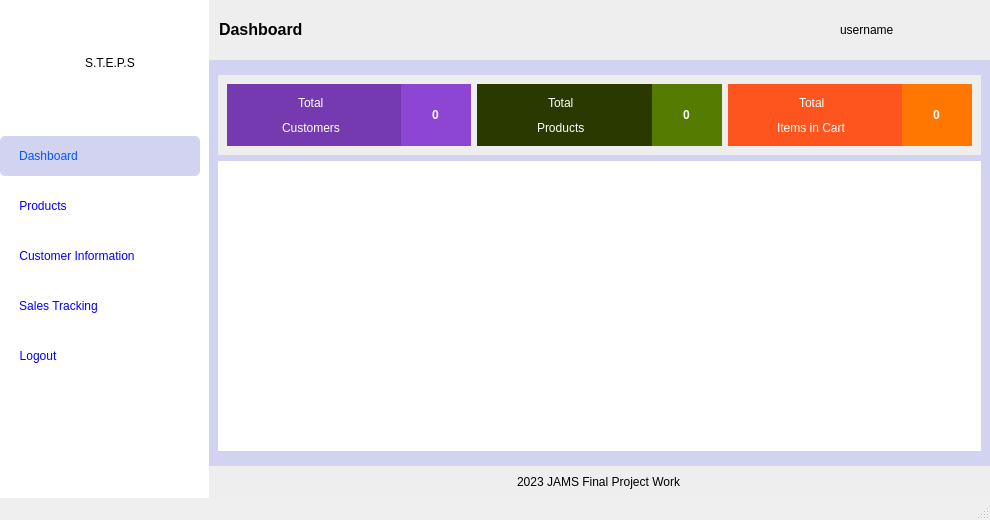
Before: the Qt Designer form UIs/sales_dashboard.ui in Code-ed381/Sales-App, drawn with Qt 5.
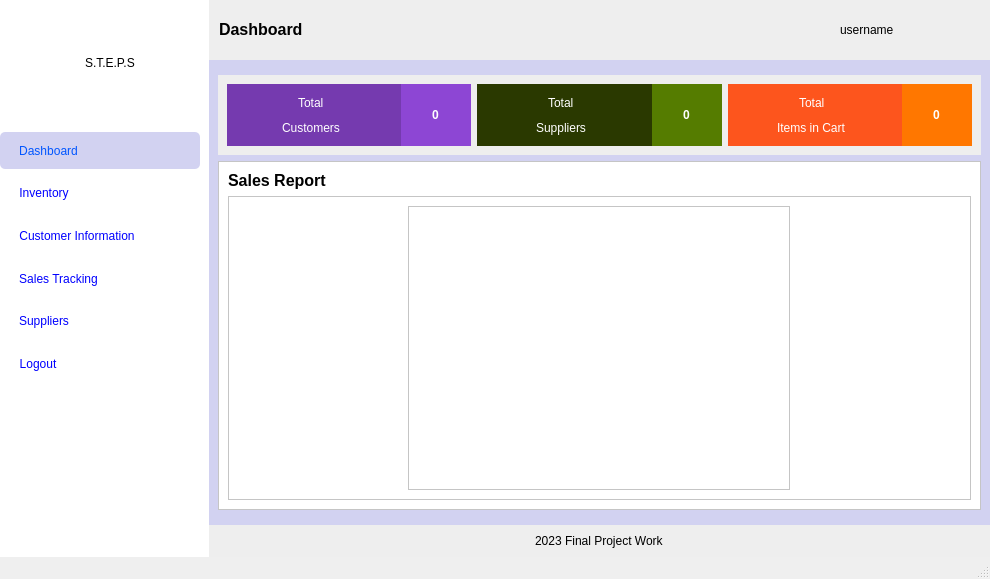
After: the same form once the commit is applied. Icons and pictures are not drawn. Custom widgets are drawn as their Qt base class.

What changed in the file:
```diff
--- a/UIs/sales_dashboard.ui
+++ b/UIs/sales_dashboard.ui
@@ -7,7 +7,7 @@
     <x>0</x>
     <y>0</y>
     <width>990</width>
-    <height>520</height>
+    <height>579</height>
    </rect>
   </property>
   <property name="windowTitle">
@@ -239,7 +239,7 @@
 color: rgb(0, 0, 255);</string>
                </property>
                <property name="text">
-                <string>Products</string>
+                <string>Inventory</string>
                </property>
                <property name="icon">
                 <iconset>
@@ -340,6 +340,45 @@
             </layout>
            </widget>
           </item>
+          <item>
+           <widget class="QWidget" name="widget_7" native="true">
+            <layout class="QVBoxLayout" name="verticalLayout_7">
+             <property name="leftMargin">
+              <number>19</number>
+             </property>
+             <property name="topMargin">
+              <number>0</number>
+             </property>
+             <property name="rightMargin">
+              <number>0</number>
+             </property>
+             <property name="bottomMargin">
+              <number>0</number>
+             </property>
+             <item alignment="Qt::AlignLeft">
+              <widget class="QPushButton" name="suppliers">
+               <property name="sizePolicy">
+                <sizepolicy hsizetype="Expanding" vsizetype="Expanding">
+                 <horstretch>0</horstretch>
+                 <verstretch>0</verstretch>
+                </sizepolicy>
+               </property>
+               <property name="styleSheet">
+                <string notr="true">font: 75 10pt &quot;MS Shell Dlg 2&quot;;
+color: rgb(0, 0, 255);</string>
+               </property>
+               <property name="text">
+                <string>Suppliers</string>
+               </property>
+               <property name="icon">
+                <iconset>
+                 <normaloff>../icons/hotel-supplier.png</normaloff>../icons/hotel-supplier.png</iconset>
+               </property>
+              </widget>
+             </item>
+            </layout>
+           </widget>
+          </item>
           <item>
            <widget class="QWidget" name="widget_23" native="true">
             <property name="maximumSize">
@@ -677,7 +716,7 @@
 font: 14pt &quot;Myanmar Text&quot;;</string>
                         </property>
                         <property name="text">
-                         <string>Products</string>
+                         <string>Suppliers</string>
                         </property>
                        </widget>
                       </item>
@@ -819,17 +858,80 @@
            </widget>
           </item>
           <item>
-           <widget class="PlotWidget" name="graphWidget" native="true">
-            <property name="sizePolicy">
-             <sizepolicy hsizetype="Preferred" vsizetype="Expanding">
-              <horstretch>0</horstretch>
-              <verstretch>0</verstretch>
-             </sizepolicy>
-            </property>
+           <widget class="QFrame" name="frame">
             <property name="styleSheet">
              <string notr="true">background-color: rgb(255, 255, 255);</string>
             </property>
-            <layout class="QVBoxLayout" name="verticalLayout_5"/>
+            <property name="frameShape">
+             <enum>QFrame::StyledPanel</enum>
+            </property>
+            <property name="frameShadow">
+             <enum>QFrame::Raised</enum>
+            </property>
+            <layout class="QVBoxLayout" name="verticalLayout_5">
+             <item alignment="Qt::AlignTop">
+              <widget class="QLabel" name="label_6">
+               <property name="styleSheet">
+                <string notr="true">font: 81 8pt &quot;Open Sans ExtraBold&quot;;</string>
+               </property>
+               <property name="text">
+                <string>&lt;html&gt;&lt;head/&gt;&lt;body&gt;&lt;p&gt;&lt;span style=&quot; font-size:12pt; font-weight:600;&quot;&gt;Sales Report&lt;/span&gt;&lt;/p&gt;&lt;/body&gt;&lt;/html&gt;</string>
+               </property>
+              </widget>
+             </item>
+             <item>
+              <widget class="QFrame" name="frame_2">
+               <property name="sizePolicy">
+                <sizepolicy hsizetype="Expanding" vsizetype="Expanding">
+                 <horstretch>0</horstretch>
+                 <verstretch>0</verstretch>
+                </sizepolicy>
+               </property>
+               <property name="frameShape">
+                <enum>QFrame::StyledPanel</enum>
+               </property>
+               <property name="frameShadow">
+                <enum>QFrame::Raised</enum>
+               </property>
+               <layout class="QHBoxLayout" name="horizontalLayout_6">
+                <property name="leftMargin">
+                 <number>0</number>
+                </property>
+                <property name="topMargin">
+                 <number>0</number>
+                </property>
+                <property name="rightMargin">
+                 <number>0</number>
+                </property>
+                <property name="bottomMargin">
+                 <number>0</number>
+                </property>
+                <item>
+                 <widget class="QWidget" name="widget_15" native="true">
+                  <property name="maximumSize">
+                   <size>
+                    <width>400</width>
+                    <height>16777215</height>
+                   </size>
+                  </property>
+                  <layout class="QVBoxLayout" name="verticalLayout_8">
+                   <item>
+                    <widget class="QTableWidget" name="report_one">
+                     <property name="maximumSize">
+                      <size>
+                       <width>16777215</width>
+                       <height>16777215</height>
+                      </size>
+                     </property>
+                    </widget>
+                   </item>
+                  </layout>
+                 </widget>
+                </item>
+               </layout>
+              </widget>
+             </item>
+            </layout>
            </widget>
           </item>
          </layout>
@@ -844,7 +946,7 @@
           <item alignment="Qt::AlignHCenter">
            <widget class="QLabel" name="label_8">
             <property name="text">
-             <string>2023 JAMS Final Project Work</string>
+             <string>2023 Final Project Work</string>
             </property>
            </widget>
           </item>
@@ -868,14 +970,6 @@
    </property>
   </widget>
  </widget>
- <customwidgets>
-  <customwidget>
-   <class>PlotWidget</class>
-   <extends>QWidget</extends>
-   <header>pyqtgraph</header>
-   <container>1</container>
-  </customwidget>
- </customwidgets>
  <resources>
   <include location="../resources.qrc"/>
  </resources>
```
